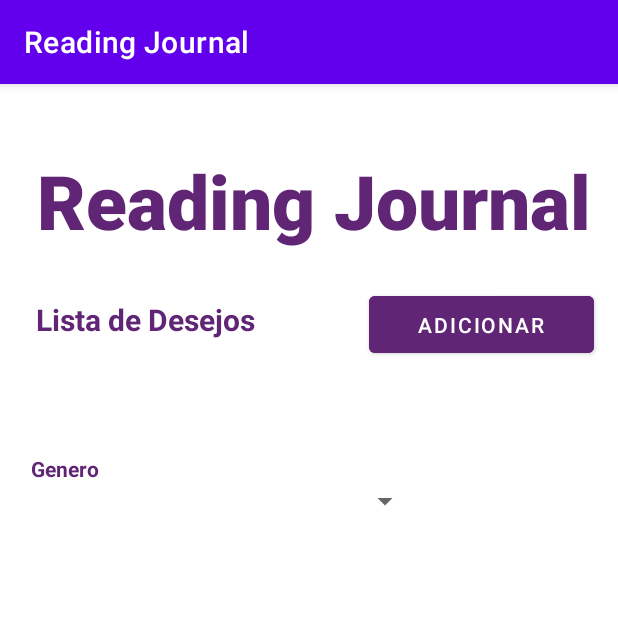
After one commit to camilavitoriacosta/TrabalhoFinalProgMov, an Android app: the ListaActivity screen opened directly, with no data from a screen before it, on a phone screen of 412 x 824 dp, the top half of it. The commit adds this screen. Run offline under Robolectric (Android 15) with nearby library versions, the phone set to English and light mode, and no system bars.

Commit message:
[layout] lista de leitura/desejos

```diff
--- /dev/null
+++ b/app/src/main/java/com/example/trabalhofinalprogmovel/views/ListaActivity.java
@@ -0,0 +1,32 @@
+package com.example.trabalhofinalprogmovel.views;
+
+import androidx.appcompat.app.AppCompatActivity;
+
+import android.os.Bundle;
+import android.view.View;
+
+import com.example.trabalhofinalprogmovel.R;
+import com.example.trabalhofinalprogmovel.databinding.ActivityListaBinding;
+import com.example.trabalhofinalprogmovel.databinding.ActivityPerfilBinding;
+
+public class ListaActivity extends AppCompatActivity {
+    private ActivityListaBinding binding;
+    private boolean ehListaLeitura;
+
+    @Override
+    protected void onCreate(Bundle savedInstanceState) {
+        super.onCreate(savedInstanceState);
+        binding = ActivityListaBinding.inflate(getLayoutInflater());
+        setContentView(binding.getRoot());
+
+        ehListaLeitura = getIntent().getBooleanExtra("listaLeituras", false);
+
+        if(ehListaLeitura){
+            binding.listaTitulo.setText(getString(R.string.leituras));
+        }
+        else{
+            binding.listaTitulo.setText(getString(R.string.listaDeDesejos));
+            binding.notaLinearLayout.setVisibility(View.GONE);
+        }
+    }
+}
--- a/app/src/main/java/com/example/trabalhofinalprogmovel/MainActivity.java
+++ b/app/src/main/java/com/example/trabalhofinalprogmovel/views/MainActivity.java
@@ -1,4 +1,4 @@
-package com.example.trabalhofinalprogmovel;
+package com.example.trabalhofinalprogmovel.views;
 
 import androidx.appcompat.app.AppCompatActivity;
 
@@ -7,7 +7,6 @@ import android.os.Bundle;
 import android.view.View;
 
 import com.example.trabalhofinalprogmovel.databinding.ActivityMainBinding;
-import com.example.trabalhofinalprogmovel.databinding.ActivityUsuarioCadastroBinding;
 
 public class MainActivity extends AppCompatActivity {
     private ActivityMainBinding binding;
--- /dev/null
+++ b/app/src/main/res/layout/activity_lista.xml
@@ -0,0 +1,116 @@
+<?xml version="1.0" encoding="utf-8"?>
+<androidx.constraintlayout.widget.ConstraintLayout xmlns:android="http://schemas.android.com/apk/res/android"
+    xmlns:app="http://schemas.android.com/apk/res-auto"
+    xmlns:tools="http://schemas.android.com/tools"
+    android:layout_width="match_parent"
+    android:layout_height="match_parent"
+    tools:context=".views.ListaActivity">
+
+    <Button
+        android:id="@+id/adicionarBtn"
+        android:layout_width="150sp"
+        android:layout_height="50sp"
+        android:layout_marginTop="24dp"
+        android:layout_weight="1"
+        android:backgroundTint="@color/roxo_escuro"
+        android:text="@string/adicionar"
+        app:layout_constraintEnd_toEndOf="parent"
+        app:layout_constraintHorizontal_bias="0.938"
+        app:layout_constraintStart_toStartOf="parent"
+        app:layout_constraintTop_toBottomOf="@+id/tituloApp" />
+
+    <TextView
+        android:id="@+id/tituloApp"
+        android:layout_width="370sp"
+        android:layout_height="wrap_content"
+        android:fontFamily="sans-serif-black"
+        android:text="@string/titulo"
+        android:textAlignment="center"
+        android:textColor="@color/roxo_escuro"
+        android:textSize="50sp"
+        android:textStyle="bold"
+        app:layout_constraintBottom_toBottomOf="parent"
+        app:layout_constraintEnd_toEndOf="parent"
+        app:layout_constraintHorizontal_bias="0.585"
+        app:layout_constraintStart_toStartOf="parent"
+        app:layout_constraintTop_toTopOf="parent"
+        app:layout_constraintVertical_bias="0.063" />
+
+    <TextView
+        android:id="@+id/listaTitulo"
+        android:layout_width="200sp"
+        android:layout_height="wrap_content"
+        android:layout_marginStart="24dp"
+        android:layout_marginTop="32dp"
+        android:textColor="@color/roxo_escuro"
+        android:textSize="20sp"
+        android:textStyle="bold"
+        app:layout_constraintStart_toStartOf="parent"
+        app:layout_constraintTop_toBottomOf="@+id/tituloApp" />
+
+    <LinearLayout
+        android:id="@+id/filtrosLinearLayout"
+        android:layout_width="370sp"
+        android:layout_height="wrap_content"
+        android:layout_marginTop="76dp"
+        android:orientation="horizontal"
+        app:layout_constraintEnd_toEndOf="parent"
+        app:layout_constraintHorizontal_bias="0.487"
+        app:layout_constraintStart_toStartOf="parent"
+        app:layout_constraintTop_toBottomOf="@+id/listaTitulo">
+
+        <LinearLayout
+            android:id="@+id/generoLinearLayout"
+            android:layout_width="260sp"
+            android:layout_height="wrap_content"
+            android:layout_marginEnd="10sp"
+            android:orientation="vertical">
+
+            <TextView
+                android:id="@+id/labelGenero"
+                android:layout_width="match_parent"
+                android:layout_height="wrap_content"
+                android:text="@string/genero"
+                android:textColor="@color/roxo_escuro"
+                android:textStyle="bold" />
+
+            <Spinner
+                android:id="@+id/spinnerGenero"
+                android:layout_width="match_parent"
+                android:layout_height="wrap_content" />
+
+        </LinearLayout>
+
+        <LinearLayout
+            android:id="@+id/notaLinearLayout"
+            android:layout_width="100sp"
+            android:layout_height="wrap_content"
+            android:orientation="vertical">
+
+            <TextView
+                android:id="@+id/labelNota"
+                android:layout_width="match_parent"
+                android:layout_height="wrap_content"
+                android:text="@string/nota"
+                android:textColor="@color/roxo_escuro"
+                android:textStyle="bold" />
+
+            <Spinner
+                android:id="@+id/spinnerNota"
+                android:layout_width="match_parent"
+                android:layout_height="wrap_content" />
+
+        </LinearLayout>
+    </LinearLayout>
+
+    <ListView
+        android:id="@+id/listLivros"
+        android:layout_width="370sp"
+        android:layout_height="wrap_content"
+        android:layout_marginTop="24dp"
+        app:layout_constraintEnd_toEndOf="parent"
+        app:layout_constraintHorizontal_bias="0.609"
+        app:layout_constraintStart_toStartOf="parent"
+        app:layout_constraintTop_toBottomOf="@+id/filtrosLinearLayout" />
+
+</androidx.constraintlayout.widget.ConstraintLayout>
--- a/app/src/main/res/layout/activity_main.xml
+++ b/app/src/main/res/layout/activity_main.xml
@@ -5,7 +5,7 @@
     android:id="@+id/back"
     android:layout_width="match_parent"
     android:layout_height="match_parent"
-    tools:context=".MainActivity"
+    tools:context=".views.MainActivity"
     android:background="@color/roxo_escuro">
 
     <TextView
--- a/app/src/main/res/layout/activity_perfil.xml
+++ b/app/src/main/res/layout/activity_perfil.xml
@@ -4,7 +4,7 @@
     xmlns:tools="http://schemas.android.com/tools"
     android:layout_width="match_parent"
     android:layout_height="match_parent"
-    tools:context=".PerfilActivity">
+    tools:context=".views.PerfilActivity">
 
     <TextView
         android:id="@+id/titulo2"
@@ -136,7 +136,7 @@
         android:id="@+id/acoesLinearLayout"
         android:layout_width="370sp"
         android:layout_height="wrap_content"
-        android:layout_marginTop="90dp"
+        android:layout_marginTop="50dp"
         android:orientation="horizontal"
         app:layout_constraintEnd_toEndOf="parent"
         app:layout_constraintHorizontal_bias="0.487"
@@ -153,7 +153,7 @@
             android:text="@string/leituras" />
 
         <Button
-            android:id="@+id/retomarJornadaBtn3"
+            android:id="@+id/listaDesejosBtn"
             android:layout_width="match_parent"
             android:layout_height="wrap_content"
             android:layout_marginLeft="5sp"
--- a/app/src/main/res/layout/activity_usuario_cadastro.xml
+++ b/app/src/main/res/layout/activity_usuario_cadastro.xml
@@ -4,7 +4,7 @@
     xmlns:tools="http://schemas.android.com/tools"
     android:layout_width="match_parent"
     android:layout_height="match_parent"
-    tools:context=".UsuarioCadastro">
+    tools:context=".views.UsuarioCadastro">
 
     <TextView
         android:id="@+id/titulo"
--- a/app/src/main/res/values/strings.xml
+++ b/app/src/main/res/values/strings.xml
@@ -10,9 +10,14 @@
     <string name="campo_senha">Senha</string>
 
     <string name="editar">Editar</string>
+    <string name="adicionar">Adicionar</string>
+    <string name="cancelar">Cancelar</string>
+
     <string name="dashboard">Dashboard</string>
     <string name="leituras">Leituras</string>
     <string name="listaDeDesejos">Lista de Desejos</string>
+    <string name="genero">Genero</string>
+    <string name="nota">Nota</string>
 
     <string name="livrosLidos">Quantidade de livros lidos:</string>
     <string name="paginasLidas">Quantidade de páginas lidas:</string>
```
Also changed, not shown: app/src/main/AndroidManifest.xml (+6 -3 lines), app/src/main/java/com/example/trabalhofinalprogmovel/PerfilActivity.java (deleted, +0 -24 lines), app/src/main/java/com/example/trabalhofinalprogmovel/views/PerfilActivity.java (added, +55 -0 lines), app/src/main/java/com/example/trabalhofinalprogmovel/views/UsuarioCadastro.java (renamed from app/src/main/java/com/example/trabalhofinalprogmovel/UsuarioCadastro.java, +11 -2 lines).
